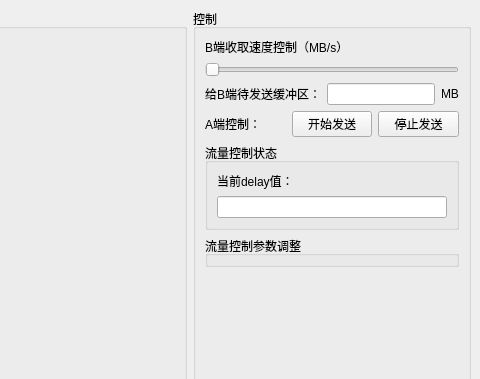
Qt form FlowLimitTest/FlowLimit.ui (taynpg/frelay) before a commit; both pictures show x 904 to 1384 and y 0 to 379 of the 1384 by 676 pixel window.
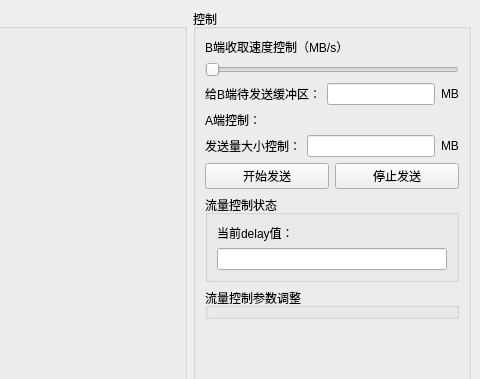
The same form after that commit.

Commit message: 流量控制测试基本结构搭建。

```diff
--- a/FlowLimitTest/FlowLimit.ui
+++ b/FlowLimitTest/FlowLimit.ui
@@ -20,7 +20,7 @@
    <string>FlowLimit</string>
   </property>
   <widget class="QWidget" name="centralwidget">
-   <layout class="QHBoxLayout" name="horizontalLayout_3">
+   <layout class="QHBoxLayout" name="horizontalLayout_4">
     <item>
      <widget class="QGroupBox" name="groupBox">
       <property name="sizePolicy">
@@ -114,18 +114,36 @@
          </item>
         </layout>
        </item>
+       <item>
+        <widget class="QLabel" name="label_4">
+         <property name="text">
+          <string>A端控制：</string>
+         </property>
+        </widget>
+       </item>
        <item>
         <layout class="QHBoxLayout" name="horizontalLayout_2">
-         <property name="sizeConstraint">
-          <enum>QLayout::SizeConstraint::SetDefaultConstraint</enum>
-         </property>
          <item>
-          <widget class="QLabel" name="label_4">
+          <widget class="QLabel" name="label_7">
            <property name="text">
-            <string>A端控制：</string>
+            <string>发送量大小控制：</string>
            </property>
           </widget>
          </item>
+         <item>
+          <widget class="QLineEdit" name="readySize"/>
+         </item>
+         <item>
+          <widget class="QLabel" name="label_6">
+           <property name="text">
+            <string>MB</string>
+           </property>
+          </widget>
+         </item>
+        </layout>
+       </item>
+       <item>
+        <layout class="QHBoxLayout" name="horizontalLayout_3">
          <item>
           <widget class="QPushButton" name="btnSendStart">
            <property name="text">
```
The commit also changes 13 other files.
